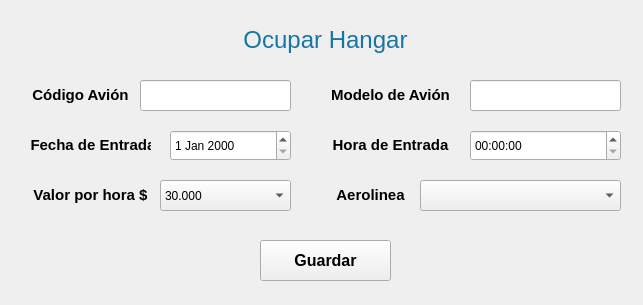
Qt form Interfaz/Ocupar Hangar.ui (SofhiAM/Aeropuerto_Campanero) before a commit.
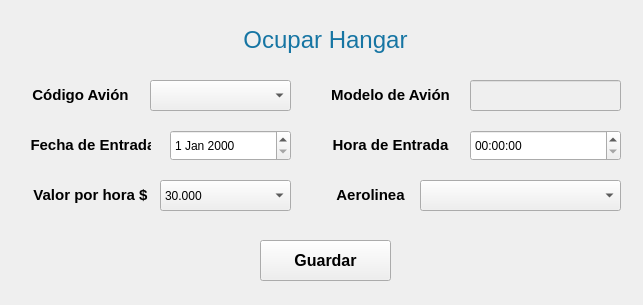
The same form after that commit. Icons and pictures are not drawn.

Commit message: Actualización interfaces 2

Patch:
```diff
--- a/Interfaz/Ocupar Hangar.ui
+++ b/Interfaz/Ocupar Hangar.ui
@@ -15,32 +15,12 @@
   </property>
   <property name="windowIcon">
    <iconset>
-    <normaloff>../Ventanas/Icons/Paper-Plane-icon.png</normaloff>../Ventanas/Icons/Paper-Plane-icon.png</iconset>
+    <normaloff>D:/Sofia/Documents/AERO Campanero/Backend/Backend/Ventanas/Icons/Paper-Plane-icon.png</normaloff>D:/Sofia/Documents/AERO Campanero/Backend/Backend/Ventanas/Icons/Paper-Plane-icon.png</iconset>
   </property>
-  <widget class="QLineEdit" name="lineEdit_CodigoAvion">
-   <property name="geometry">
-    <rect>
-     <x>140</x>
-     <y>80</y>
-     <width>151</width>
-     <height>31</height>
-    </rect>
-   </property>
-   <property name="font">
-    <font>
-     <family>Open Sans</family>
-     <pointsize>9</pointsize>
-     <weight>50</weight>
-     <italic>false</italic>
-     <bold>false</bold>
-    </font>
-   </property>
-   <property name="styleSheet">
-    <string notr="true">font: 9pt  &quot;Open Sans&quot;;
-</string>
-   </property>
-  </widget>
   <widget class="QLineEdit" name="lineEdit_ModelodelAvion">
+   <property name="enabled">
+    <bool>false</bool>
+   </property>
    <property name="geometry">
     <rect>
      <x>470</x>
@@ -322,7 +302,7 @@
    </property>
    <property name="icon">
     <iconset>
-     <normaloff>../Ventanas/Icons/save-icon.png</normaloff>../Ventanas/Icons/save-icon.png</iconset>
+     <normaloff>D:/Sofia/Documents/AERO Campanero/Backend/Backend/Ventanas/Icons/save-icon.png</normaloff>D:/Sofia/Documents/AERO Campanero/Backend/Backend/Ventanas/Icons/save-icon.png</iconset>
    </property>
    <property name="iconSize">
     <size>
@@ -334,6 +314,23 @@
     <bool>false</bool>
    </property>
   </widget>
+  <widget class="QComboBox" name="cb_cod_avion">
+   <property name="geometry">
+    <rect>
+     <x>150</x>
+     <y>80</y>
+     <width>141</width>
+     <height>31</height>
+    </rect>
+   </property>
+   <property name="cursor">
+    <cursorShape>PointingHandCursor</cursorShape>
+   </property>
+   <property name="styleSheet">
+    <string notr="true">font: 9pt  &quot;Open Sans&quot;;
+</string>
+   </property>
+  </widget>
  </widget>
  <resources/>
  <connections/>
```
The commit also changes 5 other files.
